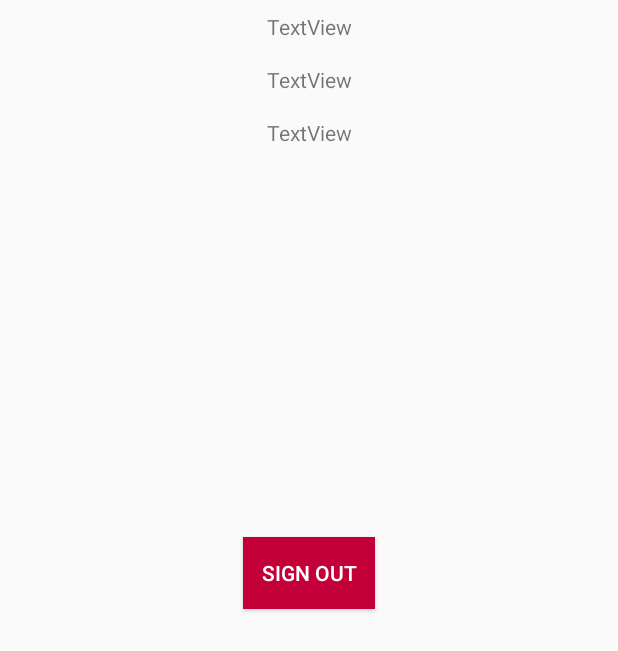
After one commit to dsgeverton/TaskManager, an Android app: the layout activity_ingress.xml on its own in the app's theme, with its tools: preview values and no code run, on a phone screen of 412 x 824 dp. The commit adds this screen. Shown: the top 651 px of the screen. Run offline under Robolectric (Android 15) with nearby library versions, the phone set to English and light mode, and no system bars.

Commit message:
Implementation Google sign in finished and functional

```diff
--- a/app/build.gradle
+++ b/app/build.gradle
@@ -1,4 +1,5 @@
 apply plugin: 'com.android.application'
+apply plugin: 'com.google.gms.google-services'
 
 android {
     compileSdkVersion 28
@@ -27,7 +28,7 @@ dependencies {
     androidTestImplementation 'com.android.support.test:runner:1.0.2'
     androidTestImplementation 'com.android.support.test.espresso:espresso-core:3.0.2'
     implementation 'com.google.firebase:firebase-core:16.0.5'
+    implementation 'com.google.firebase:firebase-auth:16.0.5'
     implementation 'com.google.android.gms:play-services-auth:16.0.1'
+
 }
-
-apply plugin: 'com.google.gms.google-services'
--- /dev/null
+++ b/app/src/main/res/layout/activity_ingress.xml
@@ -0,0 +1,56 @@
+<?xml version="1.0" encoding="utf-8"?>
+<android.support.constraint.ConstraintLayout xmlns:android="http://schemas.android.com/apk/res/android"
+    xmlns:app="http://schemas.android.com/apk/res-auto"
+    xmlns:tools="http://schemas.android.com/tools"
+    android:layout_width="match_parent"
+    android:layout_height="match_parent"
+    tools:context=".IngressActivity">
+
+    <TextView
+        android:id="@+id/textView"
+        android:layout_width="wrap_content"
+        android:layout_height="wrap_content"
+        android:layout_marginStart="8dp"
+        android:layout_marginTop="8dp"
+        android:layout_marginEnd="8dp"
+        android:text="TextView"
+        app:layout_constraintEnd_toEndOf="parent"
+        app:layout_constraintStart_toStartOf="parent"
+        app:layout_constraintTop_toTopOf="parent" />
+
+    <TextView
+        android:id="@+id/textView2"
+        android:layout_width="wrap_content"
+        android:layout_height="wrap_content"
+        android:layout_marginStart="8dp"
+        android:layout_marginTop="16dp"
+        android:layout_marginEnd="8dp"
+        android:text="TextView"
+        app:layout_constraintEnd_toEndOf="parent"
+        app:layout_constraintStart_toStartOf="parent"
+        app:layout_constraintTop_toBottomOf="@+id/textView" />
+
+    <TextView
+        android:id="@+id/textView3"
+        android:layout_width="wrap_content"
+        android:layout_height="wrap_content"
+        android:layout_marginStart="16dp"
+        android:layout_marginTop="16dp"
+        android:layout_marginEnd="16dp"
+        android:text="TextView"
+        app:layout_constraintEnd_toEndOf="parent"
+        app:layout_constraintStart_toStartOf="parent"
+        app:layout_constraintTop_toBottomOf="@+id/textView2" />
+
+    <Button
+        android:id="@+id/btnSignout"
+        android:layout_width="wrap_content"
+        android:layout_height="wrap_content"
+        android:layout_marginTop="260dp"
+        android:background="@color/colorAccent"
+        android:text="Sign out"
+        android:textColor="@color/common_google_signin_btn_text_dark_default"
+        app:layout_constraintEnd_toEndOf="parent"
+        app:layout_constraintStart_toStartOf="parent"
+        app:layout_constraintTop_toBottomOf="@+id/textView3" />
+</android.support.constraint.ConstraintLayout>
--- a/app/src/main/res/values/colors.xml
+++ b/app/src/main/res/values/colors.xml
@@ -2,5 +2,5 @@
 <resources>
     <color name="colorPrimary">#008577</color>
     <color name="colorPrimaryDark">#00574B</color>
-    <color name="colorAccent">#D81B60</color>
+    <color name="colorAccent">#c20037</color>
 </resources>
```
Also changed, not shown: app/src/main/AndroidManifest.xml (+11 -1 lines), app/src/main/java/br/com/everoot/tarefasescolar/IngressActivity.java (added, +42 -0 lines), app/src/main/java/br/com/everoot/tarefasescolar/LoginActivity.java (+63 -37 lines), app/src/main/java/br/com/everoot/tarefasescolar/Model/Usuario.java (added, +73 -0 lines).
